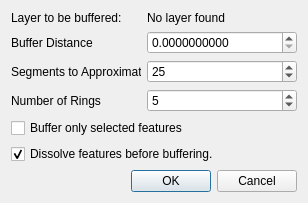
Before: the Qt Designer form multi_ring_buffer_dialog_base.ui in HeikkiVesanto/MultiRingBuffer, drawn with Qt 5.
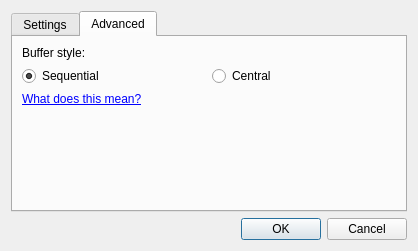
After: the same form once the commit is applied. The open tabs and pages were chosen to show the change.

Commit message: Added advanced menu

What changed in the file:
```diff
--- a/multi_ring_buffer_dialog_base.ui
+++ b/multi_ring_buffer_dialog_base.ui
@@ -6,8 +6,8 @@
    <rect>
     <x>0</x>
     <y>0</y>
-    <width>308</width>
-    <height>200</height>
+    <width>418</width>
+    <height>243</height>
    </rect>
   </property>
   <property name="windowTitle">
@@ -18,7 +18,27 @@
   </property>
   <layout class="QVBoxLayout" name="verticalLayout_3">
    <item>
-    <layout class="QVBoxLayout" name="verticalLayout_2">
+    <widget class="QTabWidget" name="tabWidget">
+     <property name="maximumSize">
+      <size>
+       <width>400</width>
+       <height>16777215</height>
+      </size>
+     </property>
+     <property name="tabPosition">
+      <enum>QTabWidget::North</enum>
+     </property>
+     <property name="tabShape">
+      <enum>QTabWidget::Rounded</enum>
+     </property>
+     <property name="currentIndex">
+      <number>0</number>
+     </property>
+     <widget class="QWidget" name="tab">
+      <attribute name="title">
+       <string>Settings</string>
+      </attribute>
+      <layout class="QVBoxLayout" name="verticalLayout">
      <item>
       <layout class="QHBoxLayout" name="horizontalLayout_4">
        <item>
@@ -132,6 +152,9 @@
          <property name="toolTip">
           <string>How smooth the resulting buffers will be.</string>
          </property>
+           <property name="maximum">
+            <number>300</number>
+           </property>
          <property name="value">
           <number>25</number>
          </property>
@@ -208,21 +231,82 @@
       </widget>
      </item>
      <item>
-      <widget class="QDialogButtonBox" name="buttonBox">
-       <property name="standardButtons">
-        <set>QDialogButtonBox::Cancel|QDialogButtonBox::Ok</set>
-       </property>
-      </widget>
-     </item>
-    </layout>
-   </item>
-   <item>
     <spacer name="verticalSpacer">
      <property name="orientation">
       <enum>Qt::Vertical</enum>
      </property>
      <property name="sizeHint" stdset="0">
       <size>
+           <width>373</width>
+           <height>4</height>
+          </size>
+         </property>
+        </spacer>
+       </item>
+      </layout>
+     </widget>
+     <widget class="QWidget" name="tab_2">
+      <attribute name="title">
+       <string>Advanced</string>
+      </attribute>
+      <layout class="QVBoxLayout" name="verticalLayout_2">
+       <item>
+        <widget class="QLabel" name="label_5">
+         <property name="text">
+          <string>Buffer style:</string>
+         </property>
+        </widget>
+       </item>
+       <item>
+        <layout class="QHBoxLayout" name="horizontalLayout_5">
+         <item>
+          <widget class="QRadioButton" name="sequential_style">
+           <property name="toolTip">
+            <string>Buffer resulting buffer sequentially.</string>
+           </property>
+           <property name="text">
+            <string>Sequential</string>
+           </property>
+           <property name="checked">
+            <bool>true</bool>
+           </property>
+           <attribute name="buttonGroup">
+            <string notr="true">buttonGroup</string>
+           </attribute>
+          </widget>
+         </item>
+         <item>
+          <widget class="QRadioButton" name="central_style">
+           <property name="toolTip">
+            <string>Buffer the central feature with increasing distance.</string>
+           </property>
+           <property name="text">
+            <string>Central</string>
+           </property>
+           <attribute name="buttonGroup">
+            <string notr="true">buttonGroup</string>
+           </attribute>
+          </widget>
+         </item>
+        </layout>
+       </item>
+       <item>
+        <widget class="QLabel" name="label_6">
+         <property name="text">
+          <string>&lt;html&gt;&lt;head/&gt;&lt;body&gt;&lt;p&gt;&lt;a href=&quot;https://rawgit.com/HeikkiVesanto/QGIS_Multi_Ring_Buffer/master/help/index.html&quot;&gt;&lt;span style=&quot; text-decoration: underline; color:#0000ff;&quot;&gt;What does this mean?&lt;/span&gt;&lt;/a&gt;&lt;/p&gt;&lt;/body&gt;&lt;/html&gt;</string>
+         </property>
+         <property name="openExternalLinks">
+          <bool>true</bool>
+         </property>
+        </widget>
+       </item>
+       <item>
+        <spacer name="verticalSpacer_2">
+         <property name="orientation">
+          <enum>Qt::Vertical</enum>
+         </property>
+         <property name="sizeHint" stdset="0">
+          <size>
        <width>20</width>
        <height>40</height>
       </size>
@@ -231,6 +315,17 @@
    </item>
   </layout>
  </widget>
+    </widget>
+   </item>
+   <item>
+    <widget class="QDialogButtonBox" name="buttonBox">
+     <property name="standardButtons">
+      <set>QDialogButtonBox::Cancel|QDialogButtonBox::Ok</set>
+     </property>
+    </widget>
+   </item>
+  </layout>
+ </widget>
  <resources/>
  <connections>
   <connection>
```
Left out of the diff: 6 changed lines with no effect on the pictures. Lines whose indentation alone changed are shown as unchanged. The commit also changes 17 other files.
